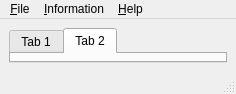
Old version of the form gui/ui/iintMain.ui in the repository syncope/adapt.
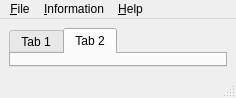
New version of the form.

Commit message: + make plot tabs moveable; next is: closeable, but for now not implemented

What changed in the file:
```diff
--- a/gui/ui/iintMain.ui
+++ b/gui/ui/iintMain.ui
@@ -7,7 +7,7 @@
     <x>0</x>
     <y>0</y>
     <width>236</width>
-    <height>94</height>
+    <height>98</height>
    </rect>
   </property>
   <property name="windowTitle">
@@ -40,6 +40,15 @@
       <property name="currentIndex">
        <number>1</number>
       </property>
+      <property name="documentMode">
+       <bool>false</bool>
+      </property>
+      <property name="tabsClosable">
+       <bool>false</bool>
+      </property>
+      <property name="movable">
+       <bool>true</bool>
+      </property>
       <widget class="QWidget" name="tab">
        <attribute name="title">
         <string>Tab 1</string>
```
